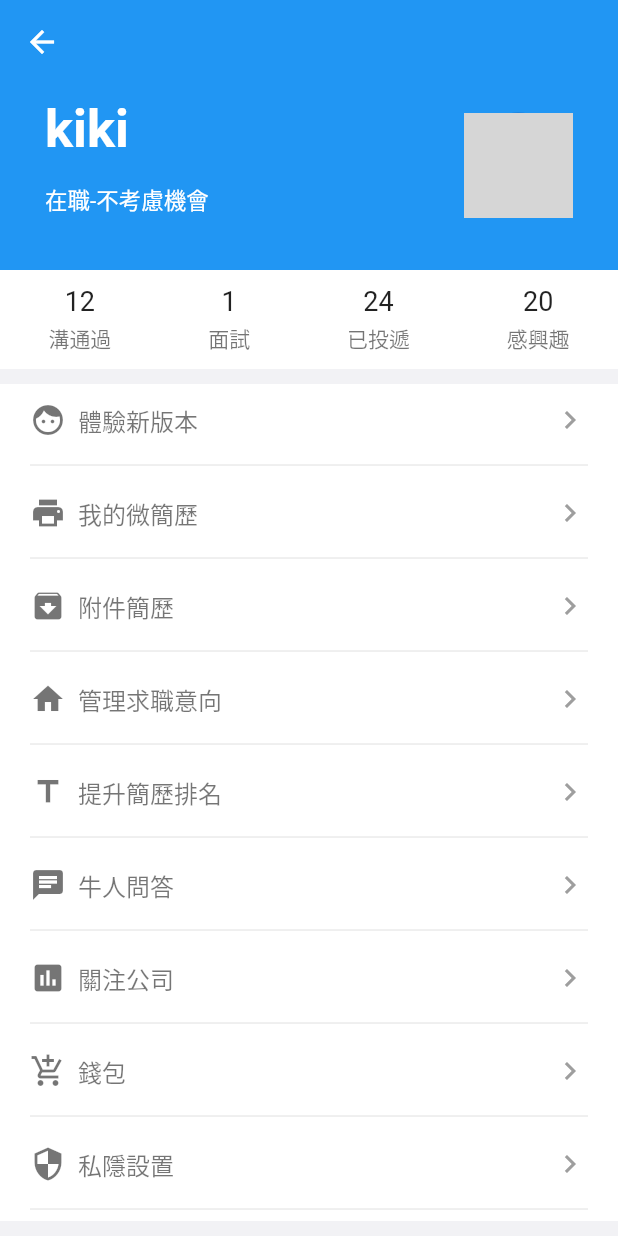
After one commit to KahinHui/flutter-hire, a Flutter app: the MinePage screen opened directly, on a phone screen of 412 x 824 dp. The commit adds this screen. Run offline on Flutter 3.47's test engine with Material 2 defaults, Android fonts, the phone set to English and light mode, and no system bars; generated files the repository leaves out were written again; network calls fail; grey boxes are pictures that could not be loaded.

Commit message:
feat: minePage

```diff
--- a/lib/main.dart
+++ b/lib/main.dart
@@ -4,6 +4,7 @@ import 'package:hire/splash.dart';
 import 'package:hire/widgets/chatPage.dart';
 import 'package:hire/widgets/companyPage.dart';
 import 'package:hire/widgets/jobPage.dart';
+import 'package:hire/widgets/minePage.dart';
 
 import 'common/Config.dart';
 
@@ -130,7 +131,7 @@ class _MyHomePageState extends State<MyHomePage> {
       case LayoutType.chat:
         return ChatPage();
       case LayoutType.mine:
-        return JobPage();
+        return MinePage();
       default:
         return JobPage();
     }
--- /dev/null
+++ b/lib/widgets/mine/contactItem.dart
@@ -0,0 +1,32 @@
+import 'package:flutter/material.dart';
+
+class ContactItem extends StatelessWidget {
+  final String count;
+  final String title;
+  final VoidCallback onPressed;
+
+  const ContactItem({Key key, this.count, this.title, this.onPressed})
+      : super(key: key);
+
+  @override
+  Widget build(BuildContext context) {
+    return new GestureDetector(
+      onTap: onPressed,
+      child: new Column(
+        children: <Widget>[
+          new Padding(
+            padding: const EdgeInsets.only(bottom: 4.0),
+            child: new Text(
+              count,
+              style: new TextStyle(fontSize: 18.0),
+            ),
+          ),
+          new Text(
+            title,
+            style: new TextStyle(color: Colors.black54, fontSize: 14.0),
+          )
+        ],
+      ),
+    );
+  }
+}
--- /dev/null
+++ b/lib/widgets/mine/menuItem.dart
@@ -0,0 +1,49 @@
+import 'package:flutter/material.dart';
+
+class MenuItem extends StatelessWidget {
+  final IconData icon;
+  final String title;
+  final VoidCallback onPressed;
+
+  const MenuItem({Key key, this.icon, this.title, this.onPressed})
+      : super(key: key);
+
+  @override
+  Widget build(BuildContext context) {
+    return new GestureDetector(
+      onTap: onPressed,
+      child: new Column(
+        children: <Widget>[
+          new Padding(
+            padding: const EdgeInsets.only(
+                left: 20.0, top: 12.0, right: 20.0, bottom: 10.0),
+            child: new Row(
+              children: [
+                new Padding(
+                  padding: const EdgeInsets.only(right: 8.0),
+                  child: new Icon(
+                    icon,
+                    color: Colors.black54,
+                  ),
+                ),
+                new Expanded(
+                    child: new Text(
+                  title,
+                  style: new TextStyle(color: Colors.black54, fontSize: 16.0),
+                )),
+                new Icon(
+                  Icons.chevron_right,
+                  color: Colors.grey,
+                )
+              ],
+            ),
+          ),
+          new Padding(
+            padding: const EdgeInsets.only(left: 20.0, right: 20.0),
+            child: new Divider(),
+          )
+        ],
+      ),
+    );
+  }
+}
--- /dev/null
+++ b/lib/widgets/minePage.dart
@@ -0,0 +1,132 @@
+import 'package:flutter/material.dart';
+import 'package:hire/widgets/mine/contactItem.dart';
+import 'package:hire/widgets/mine/menuItem.dart';
+
+class MinePage extends StatefulWidget {
+  @override
+  State<StatefulWidget> createState() => _MinePageState();
+}
+
+class _MinePageState extends State<MinePage>
+    with AutomaticKeepAliveClientMixin<MinePage> {
+  final double _appBarHeight = 180.0;
+  final String _useHead = '';
+
+  @override
+  bool get wantKeepAlive => true;
+
+  @override
+  Widget build(BuildContext context) {
+    return new Scaffold(
+      backgroundColor: new Color.fromARGB(255, 242, 242, 245),
+      body: new CustomScrollView(
+        slivers: <Widget>[
+          new SliverAppBar(
+            expandedHeight: _appBarHeight,
+            flexibleSpace: new FlexibleSpaceBar(
+              collapseMode: CollapseMode.parallax,
+              background: new Stack(
+                fit: StackFit.expand,
+                children: <Widget>[
+                  const DecoratedBox(
+                    decoration: const BoxDecoration(
+                      gradient: const LinearGradient(
+                        begin: const Alignment(0.0, -1.0),
+                        end: const Alignment(0.0, -0.4),
+                        colors: const <Color>[
+                          const Color(0x00000000),
+                          const Color(0x00000000)
+                        ],
+                      ),
+                    ),
+                  ),
+                  new Row(
+                    mainAxisAlignment: MainAxisAlignment.start,
+                    children: <Widget>[
+                      new Expanded(
+                        flex: 3,
+                        child: new Column(
+                          mainAxisAlignment: MainAxisAlignment.center,
+                          crossAxisAlignment: CrossAxisAlignment.start,
+                          children: <Widget>[
+                            new Padding(
+                              padding: const EdgeInsets.only(
+                                  top: 30.0, left: 30.0, bottom: 15.0),
+                              child: new Text(
+                                'kiki',
+                                style: new TextStyle(
+                                    color: Colors.white,
+                                    fontWeight: FontWeight.bold,
+                                    fontSize: 35.0),
+                              ),
+                            ),
+                            new Padding(
+                              padding: const EdgeInsets.only(left: 30.0),
+                              child: new Text(
+                                '在職-不考慮機會',
+                                style: new TextStyle(
+                                    color: Colors.white, fontSize: 15.0),
+                              ),
+                            ),
+                          ],
+                        ),
+                      ),
+                      new Expanded(
+                        flex: 1,
+                        child: new Padding(
+                          padding:
+                              const EdgeInsets.only(top: 40.0, right: 30.0),
+                          child: new CircleAvatar(
+                            radius: 35.0,
+                            backgroundImage: new NetworkImage(_useHead),
+                          ),
+                        ),
+                      )
+                    ],
+                  )
+                ],
+              ),
+            ),
+          ),
+          new SliverList(
+              delegate: new SliverChildListDelegate(
+            <Widget>[
+              new Container(
+                color: Colors.white,
+                child: new Padding(
+                  padding: const EdgeInsets.only(top: 10.0, bottom: 10.0),
+                  child: new Row(
+                    mainAxisAlignment: MainAxisAlignment.spaceAround,
+                    children: <Widget>[
+                      new ContactItem(count: '12', title: '溝通過',),
+                      new ContactItem(count: '1', title: '面試',),
+                      new ContactItem(count: '24', title: '已投遞',),
+                      new ContactItem(count: '20', title: '感興趣',),
+                    ],
+                  ),
+                ),
+              ),
+              new Container(
+                color: Colors.white,
+                margin: const EdgeInsets.only(top: 10.0),
+                child: Column(
+                  children: <Widget>[
+                    new MenuItem(icon: Icons.face, title: '體驗新版本',),
+                    new MenuItem(icon: Icons.print, title: '我的微簡歷',),
+                    new MenuItem(icon: Icons.archive, title: '附件簡歷',),
+                    new MenuItem(icon: Icons.home, title: '管理求職意向',),
+                    new MenuItem(icon: Icons.title, title: '提升簡歷排名',),
+                    new MenuItem(icon: Icons.chat, title: '牛人問答',),
+                    new MenuItem(icon: Icons.assessment, title: '關注公司',),
+                    new MenuItem(icon: Icons.add_shopping_cart, title: '錢包',),
+                    new MenuItem(icon: Icons.security, title: '私隱設置',),
+                  ],
+                ),
+              ),
+            ],
+          ))
+        ],
+      ),
+    );
+  }
+}
```
